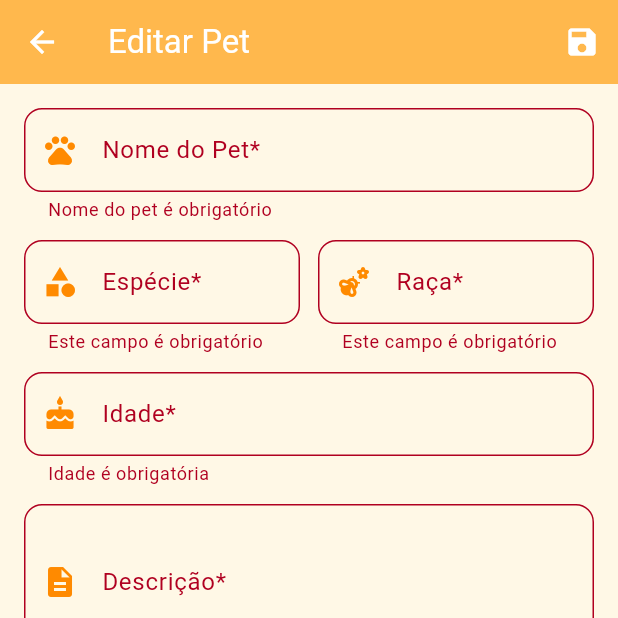
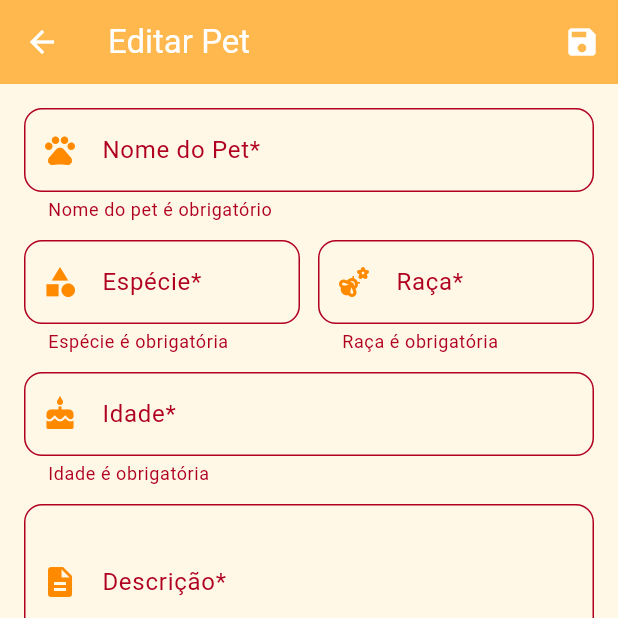
Before and after one commit to PePintor/projetopi, a Flutter app: the EditPetPage screen opened directly with empty values, after a tap on "SALVAR ALTERAÇÕES", on a phone screen of 412 x 824 dp, the top half of it. Run offline on Flutter 3.47's test engine with Material 3 defaults, Android fonts, the light colour scheme and no system bars; our stand-ins replace flutter_dotenv, image_picker, shared_preferences; accounts and stored records are empty; network calls fail.

Commit message:
codigo atualizado

```diff
--- a/lib/main.dart
+++ b/lib/main.dart
@@ -59,7 +59,7 @@ final darkTheme = ThemeData(
 );
 
 void main() async {
-  // ✅ CONFIGURAÇÃO CORRETA
+  //  CONFIGURAÇÃO CORRETA
   WidgetsFlutterBinding.ensureInitialized();
   await dotenv.load(fileName: '.env');
 
--- a/lib/models/user_model.dart
+++ b/lib/models/user_model.dart
@@ -73,7 +73,7 @@ class User {
     };
   }
 
-  // ✅ USUÁRIO VAZIO - Para inicialização
+
   static User empty() {
     return User(
       id: '',
@@ -83,6 +83,6 @@ class User {
     );
   }
 
-  // ✅ VERIFICAR SE É USUÁRIO VÁLIDO
+  //  VERIFICAR SE É USUÁRIO VÁLIDO
   bool get isValid => id.isNotEmpty && email.isNotEmpty && name.isNotEmpty;
 }
--- a/lib/repositories/pet_repository.dart
+++ b/lib/repositories/pet_repository.dart
@@ -74,7 +74,7 @@ class PetRepository {
     }
   }
 
-  // ✅ MÉTODO PARA ATUALIZAR PET
+  //  MÉTODO PARA ATUALIZAR PET
   Future<Pet> updatePet(Pet pet) async {
     try {
       print('🔄 ATUALIZANDO PET NA API: ${pet.name}');
@@ -106,7 +106,7 @@ class PetRepository {
     }
   }
 
-  // ✅ MÉTODO PARA REMOVER PET
+  //  MÉTODO PARA REMOVER PET
   Future<void> deletePet(String petId) async {
     try {
       print('🗑️ REMOVENDO PET: $petId');
--- a/lib/services/constants.dart
+++ b/lib/services/constants.dart
@@ -1,9 +1,9 @@
 class AppConstants {
-  // API Configuration - ✅ MANTIDO COMO FALLBACK
+
   static const String apiBaseUrl = 'https://jsonplaceholder.typicode.com';
   static const int apiTimeoutSeconds = 30;
 
-  // ✅ ADICIONADO: Placeholder para imagens
+
   static const String placeholderImage = 'https://via.placeholder.com/150';
 
   // Storage Keys
--- a/lib/services/storage_service.dart
+++ b/lib/services/storage_service.dart
@@ -87,7 +87,7 @@ class StorageService {
     return null;
   }
 
-  // ✅ NOVO: Remove apenas dados do usuário
+  //  Remove apenas dados do usuário
   Future<void> clearUser() async {
     try {
       final prefs = await SharedPreferences.getInstance();
--- a/lib/utils/validators.dart
+++ b/lib/utils/validators.dart
@@ -1,4 +1,5 @@
 // lib/utils/validators.dart
+import 'dart:typed_data';
 import 'constants.dart';
 
 class Validators {
@@ -167,17 +168,27 @@ class Validators {
     return null;
   }
 
-  // Validação de espécie - VERSÃO CORRIGIDA (aceita minúsculas)
+  // Validação de espécie - VERSÃO CORRIGIDA E FLEXÍVEL
   static String? validateSpecies(String? value) {
     if (value == null || value.trim().isEmpty) {
-      return AppConstants.requiredFieldMessage;
+      return 'Espécie é obrigatória';
     }
 
-    // ✅ CORREÇÃO: Converte para a formatação correta e compara
+    // Converte para formato padrão para comparação
     final formattedValue = _capitalizeFirstLetter(value.trim());
 
-    if (!AppConstants.petSpecies.contains(formattedValue)) {
-      return 'Selecione uma espécie válida';
+    // Lista flexível de espécies aceitas
+    final validSpecies = [
+      'Cachorro', 'Gato', 'Hamster', 'Calopsita', 'Pássaro',
+      'Roedor', 'Réptil', 'Peixe', 'Outros'
+    ];
+
+    // Verifica se a espécie está na lista (case insensitive)
+    final isValid = validSpecies.any((species) =>
+        species.toLowerCase() == formattedValue.toLowerCase());
+
+    if (!isValid) {
+      return 'Espécie inválida. Use: Cachorro, Gato, Hamster, Calopsita, Pássaro, Roedor, Réptil, Peixe ou Outros';
     }
 
     return null;
@@ -189,13 +200,12 @@ class Validators {
     return text[0].toUpperCase() + text.substring(1).toLowerCase();
   }
 
-  // Validação de raça
+  // Validação de raça - VERSÃO CORRIGIDA
   static String? validateBreed(String? value, String? species) {
     if (value == null || value.trim().isEmpty) {
-      return AppConstants.requiredFieldMessage;
+      return 'Raça é obrigatória';
     }
 
-    // Para outras espécies, apenas verifica se não está vazio
     if (value.trim().length < 2) {
       return 'Raça deve ter pelo menos 2 caracteres';
     }
@@ -229,8 +239,8 @@ class Validators {
     return null;
   }
 
-  // Validação de número de imagens
-  static String? validateImages(List<dynamic>? images) {
+  // Validação de número de imagens - VERSÃO CORRIGIDA
+  static String? validateImages(List<Uint8List>? images) {
     if (images == null || images.isEmpty) {
       return 'Adicione pelo menos uma foto do pet';
     }
@@ -255,7 +265,7 @@ class Validators {
     return null;
   }
 
-  // ✅ NOVA VALIDAÇÃO: Bio do usuário (opcional)
+  // ✅ NOVA VALIDAÇÃO: Bio do usuário
   static String? validateBio(String? value) {
     if (value == null || value.trim().isEmpty) {
       return null; // Bio é opcional
@@ -277,7 +287,7 @@ class Validators {
     required String? description,
     required String? location,
     required String? contact,
-    required List<dynamic>? images,
+    required List<Uint8List>? images,
     String? size,
     String? gender,
     String? careInstructions,
```
Also changed, not shown: lib/pages/add_pet_page.dart (+6 -6 lines), lib/pages/home_page.dart (+3 -3 lines), lib/pages/my_pets_page.dart (+2 -2 lines), lib/pages/pet_detail_page.dart (+5 -5 lines), lib/providers/auth_provider.dart (+5 -5 lines), lib/providers/pet_provider.dart (+4 -4 lines), lib/repositories/user_repository.dart (+4 -4 lines), lib/utils/constants.dart (+44 -60 lines), lib/utils/image_picker.dart (+12 -12 lines).
